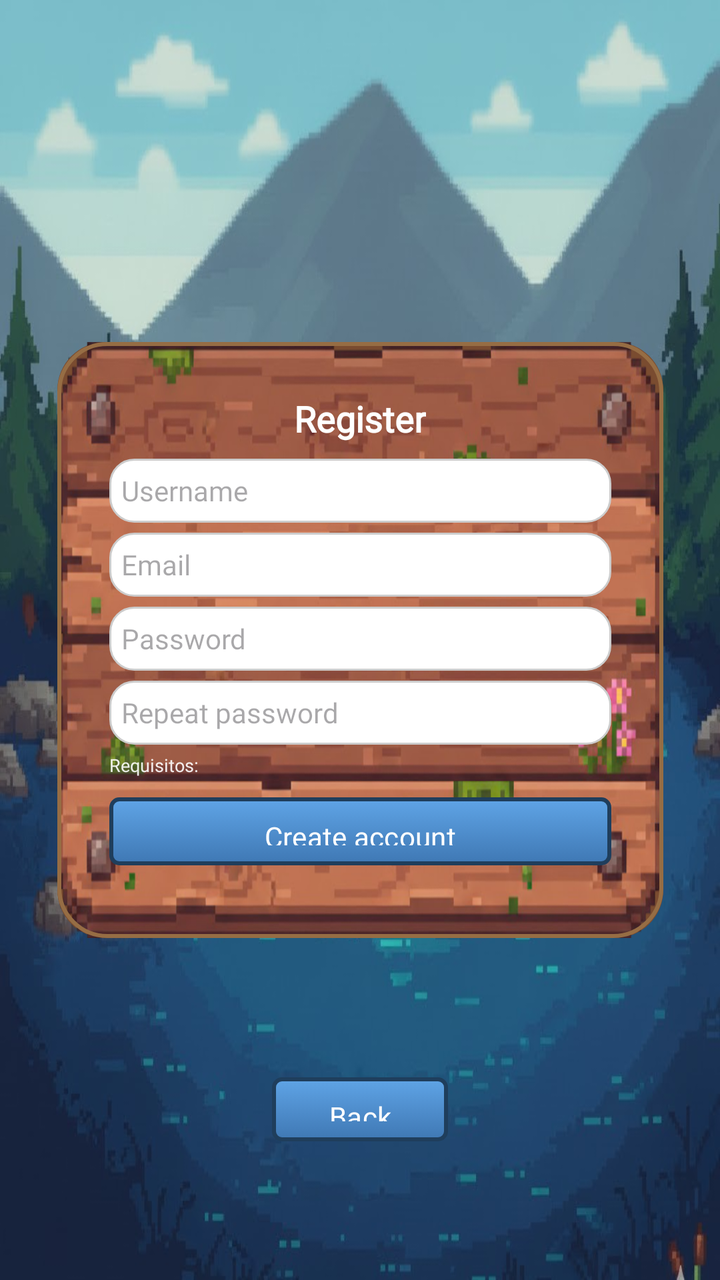
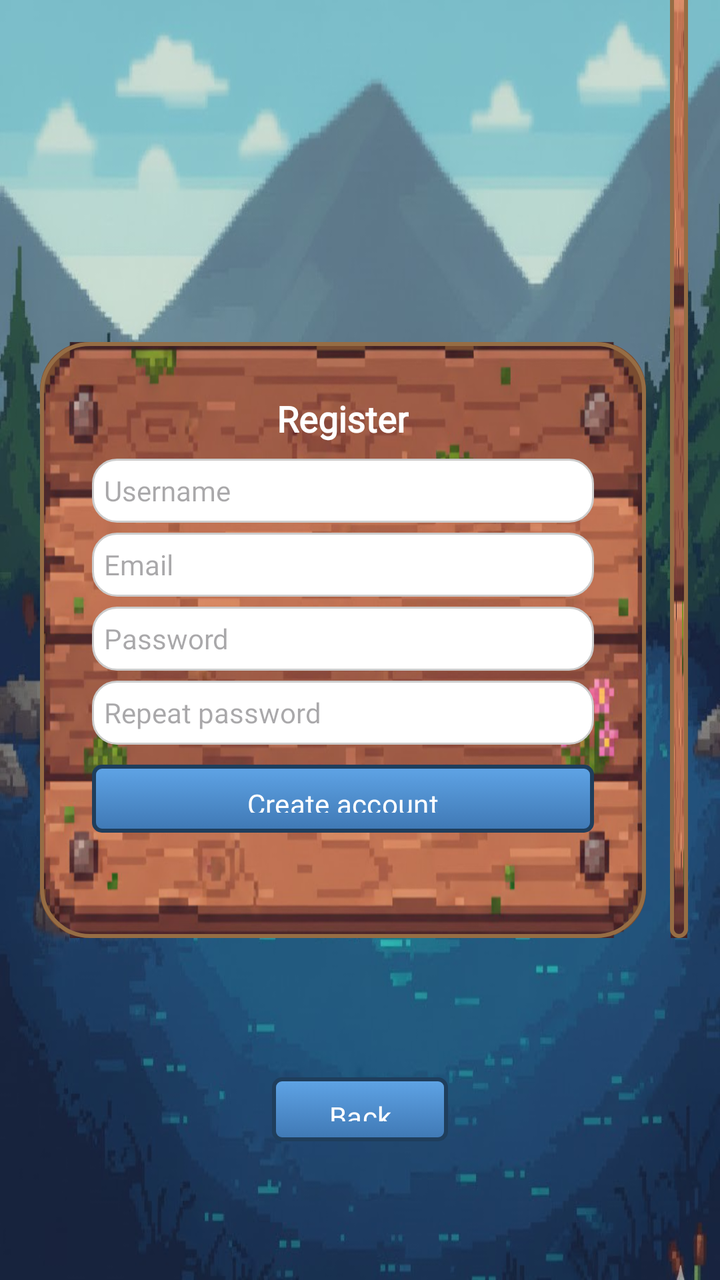

The first picture is an Android layout as it rendered before a commit; the second is the same layout after the commit. The layout source and the unified diff follow.
<!-- AndroidManifest.xml: application theme Theme.Android_Proyecto -->
<!-- res/layout/activity_register.xml -->
<?xml version="1.0" encoding="utf-8"?>
<androidx.constraintlayout.widget.ConstraintLayout xmlns:android="http://schemas.android.com/apk/res/android"
    xmlns:app="http://schemas.android.com/apk/res-auto"
    xmlns:tools="http://schemas.android.com/tools"
    android:layout_width="match_parent"
    android:layout_height="match_parent"
    android:background="@drawable/fondologin"
    android:backgroundTintMode="src_in">


    <FrameLayout
        android:id="@+id/frameLayout"
        android:layout_width="303dp"
        android:layout_height="298dp"
        android:background="@drawable/bg_login_card"
        app:layout_constraintBottom_toBottomOf="parent"
        app:layout_constraintEnd_toEndOf="parent"
        app:layout_constraintStart_toStartOf="parent"
        app:layout_constraintTop_toTopOf="parent">

        <LinearLayout
            android:layout_width="match_parent"
            android:layout_height="wrap_content"
            android:background="@android:color/transparent"
            android:orientation="vertical"
            android:padding="10dp">

            <TextView
                android:layout_width="wrap_content"
                android:layout_height="wrap_content"
                android:layout_gravity="center_horizontal"
                android:fontFamily="@font/pixel_font"
                android:paddingBottom="8dp"
                android:text="Register"
                android:textColor="#FFFFFF"
                android:textSize="18sp"
                android:textStyle="bold" />

            <EditText
                android:id="@+id/etUserReg"
                android:layout_width="match_parent"
                android:layout_height="32dp"
                android:background="@drawable/edittext_rounded"
                android:fontFamily="@font/pixel_font"
                android:hint="Username"
                android:inputType="textPersonName"
                android:padding="6dp"
                android:textSize="14sp" />

            <EditText
                android:id="@+id/etEmailReg"
                android:layout_width="match_parent"
                android:layout_height="32dp"
                android:layout_marginTop="5dp"
                android:background="@drawable/edittext_rounded"
                android:fontFamily="@font/pixel_font"
                android:hint="Email"
                android:inputType="textEmailAddress"
                android:padding="6dp"
                android:textSize="14sp" />

            <EditText
                android:id="@+id/etPassReg"
                android:layout_width="match_parent"
                android:layout_height="32dp"
                android:layout_marginTop="5dp"
                android:background="@drawable/edittext_rounded"
                android:fontFamily="@font/pixel_font"
                android:hint="Password"
                android:inputType="textPassword"
                android:padding="6dp"
                android:textSize="14sp" />

            <EditText
                android:id="@+id/etPassConfirmReg"
                android:layout_width="match_parent"
                android:layout_height="32dp"
                android:layout_marginTop="5dp"
                android:background="@drawable/edittext_rounded"
                android:fontFamily="@font/pixel_font"
                android:hint="Repeat password"
                android:inputType="textPassword"
                android:padding="6dp"
                android:textSize="14sp" />

            <TextView
                android:id="@+id/tvPasswordRequirements"
                android:layout_width="match_parent"
                android:layout_height="wrap_content"
                android:layout_marginTop="4dp"
                android:fontFamily="@font/pixel_font"
                android:textColor="@android:color/white"
                android:textSize="9sp"
                android:maxLines="2"
                android:ellipsize="end"
                android:alpha="0.9"
                android:text="Requisitos:" />

            <ProgressBar
                android:id="@+id/progressRegister"
                style="?android:attr/progressBarStyleSmall"
                android:layout_width="wrap_content"
                android:layout_height="wrap_content"
                android:layout_gravity="center_horizontal"
                android:layout_marginTop="3dp"
                android:visibility="gone" />

            <Button
                android:id="@+id/btnRegister"
                android:layout_width="match_parent"
                android:layout_height="34dp"
                android:layout_marginTop="10dp"
                android:background="@drawable/pixel_button_bg"
                android:fontFamily="@font/pixel_font"
                android:text="Create account"
                android:textAllCaps="false"
                android:textSize="14sp"
                app:backgroundTint="@null" />

            <TextView
                android:id="@+id/tvMsgRegister"
                android:layout_width="match_parent"
                android:layout_height="37dp"
                android:fontFamily="@font/pixel_font"
                android:paddingTop="3dp"
                android:textColor="@android:color/white"
                android:textSize="12sp" />
        </LinearLayout>

    </FrameLayout>

    <Button
        android:id="@+id/btnBack"
        android:layout_width="wrap_content"
        android:layout_height="32dp"
        android:background="@drawable/pixel_button_bg"
        android:fontFamily="@font/pixel_font"
        android:paddingLeft="12dp"
        android:paddingRight="12dp"
        android:text="Back"
        android:textAllCaps="false"
        android:textSize="14sp"
        app:backgroundTint="@null"
        app:layout_constraintBottom_toBottomOf="parent"
        app:layout_constraintEnd_toEndOf="parent"
        app:layout_constraintHorizontal_bias="0.5"
        app:layout_constraintStart_toStartOf="parent"
        app:layout_constraintTop_toBottomOf="@+id/frameLayout" />

</androidx.constraintlayout.widget.ConstraintLayout>
<!-- resources referenced by this layout -->
<resources>
  <!-- drawable bg_login_card (drawable) -->
  <?xml version="1.0" encoding="utf-8"?>
  <layer-list xmlns:android="http://schemas.android.com/apk/res/android">
  
      
      <item>
          <shape android:shape="rectangle">
              <corners android:radius="24dp" />
              <solid android:color="#7A4C30" />
          </shape>
      </item>
  
      
      <item>
          <bitmap
              android:src="@drawable/pixel_wood_bg"
              android:gravity="fill" />
      </item>
  
      
      <item>
          <shape android:shape="rectangle">
              <corners android:radius="24dp" />
              <stroke
                  android:width="2dp"
                  android:color="#966D44" />
          </shape>
      </item>
  
      
      <item
          android:bottom="4dp"
          android:left="4dp"
          android:right="4dp"
          android:top="4dp">
          <shape android:shape="rectangle">
              <corners android:radius="20dp" />
              <padding
                  android:left="16dp"
                  android:top="16dp"
                  android:right="16dp"
                  android:bottom="16dp" />
          </shape>
      </item>
  
  </layer-list>
  <!-- drawable edittext_rounded (drawable) -->
  <?xml version="1.0" encoding="utf-8"?>
  <shape xmlns:android="http://schemas.android.com/apk/res/android">
      <solid android:color="#FFFFFFFF" /> 
  
      <corners android:radius="12dp" />   
  
      <padding
          android:left="10dp"
          android:top="10dp"
          android:right="10dp"
          android:bottom="10dp" />
  
      <stroke
          android:width="1dp"
          android:color="#CCCCCC" />      
  </shape>
  <!-- drawable fondologin: jpg bitmap (drawable, 96286 bytes) -->
  <!-- drawable pixel_button_bg (drawable) -->
  <?xml version="1.0" encoding="utf-8"?>
  <selector xmlns:android="http://schemas.android.com/apk/res/android">
  
      <item android:state_pressed="true">
          <shape android:shape="rectangle">
              <corners android:radius="4dp"/>
              <solid android:color="#2D5A8C"/>
              <stroke android:width="2dp" android:color="#1F3E5C"/>
          </shape>
      </item>
  
      <item>
          <shape android:shape="rectangle">
              <corners android:radius="4dp"/>
              <stroke android:width="2dp" android:color="#1F3E5C"/>
              <gradient
                  android:angle="270"
                  android:startColor="#5FA4E6"  android:endColor="#3F78B4"    android:type="linear"/>
          </shape>
      </item>
  </selector>
  <style name="Theme.Android_Proyecto" parent="Base.Theme.Android_Proyecto" />
  <!-- drawable pixel_wood_bg: png bitmap (drawable, 414177 bytes) -->
  <style name="Base.Theme.Android_Proyecto" parent="Theme.Material3.DayNight.NoActionBar">
          
          
      </style>
</resources>

<!-- the commit's change to res/layout/activity_register.xml (unified diff, before → after) -->
@@ -4,9 +4,7 @@
     xmlns:tools="http://schemas.android.com/tools"
     android:layout_width="match_parent"
     android:layout_height="match_parent"
-    android:background="@drawable/fondologin"
-    android:backgroundTintMode="src_in">
-
+    android:background="@drawable/fondologin">
 
     <FrameLayout
         android:id="@+id/frameLayout"
@@ -15,6 +13,7 @@
         android:background="@drawable/bg_login_card"
         app:layout_constraintBottom_toBottomOf="parent"
         app:layout_constraintEnd_toEndOf="parent"
+        app:layout_constraintHorizontal_bias="0.35"
         app:layout_constraintStart_toStartOf="parent"
         app:layout_constraintTop_toTopOf="parent">
 
@@ -83,26 +82,13 @@
                 android:padding="6dp"
                 android:textSize="14sp" />
 
-            <TextView
-                android:id="@+id/tvPasswordRequirements"
-                android:layout_width="match_parent"
-                android:layout_height="wrap_content"
-                android:layout_marginTop="4dp"
-                android:fontFamily="@font/pixel_font"
-                android:textColor="@android:color/white"
-                android:textSize="9sp"
-                android:maxLines="2"
-                android:ellipsize="end"
-                android:alpha="0.9"
-                android:text="Requisitos:" />
-
             <ProgressBar
                 android:id="@+id/progressRegister"
                 style="?android:attr/progressBarStyleSmall"
                 android:layout_width="wrap_content"
                 android:layout_height="wrap_content"
                 android:layout_gravity="center_horizontal"
-                android:layout_marginTop="3dp"
+                android:layout_marginTop="6dp"
                 android:visibility="gone" />
 
             <Button
@@ -128,6 +114,95 @@
         </LinearLayout>
 
     </FrameLayout>
+
+    
+
+    <androidx.constraintlayout.widget.ConstraintLayout
+        android:id="@+id/requirementsPanel"
+        android:layout_width="0dp"
+        android:layout_height="wrap_content"
+        android:layout_marginStart="12dp"
+        android:layout_marginEnd="16dp"
+        android:background="@drawable/bg_login_card"
+        android:padding="10dp"
+        app:layout_constraintBottom_toBottomOf="@+id/frameLayout"
+        app:layout_constraintEnd_toEndOf="parent"
+        app:layout_constraintHorizontal_bias="0.0"
+        app:layout_constraintStart_toEndOf="@id/frameLayout">
+
+        <TextView
+            android:id="@+id/tvReqTitle"
+            android:layout_width="0dp"
+            android:layout_height="wrap_content"
+            android:fontFamily="@font/pixel_font"
+            android:text="Requirements"
+            android:textColor="@android:color/white"
+            android:textSize="14sp"
+            android:textStyle="bold"
+            app:layout_constraintEnd_toEndOf="parent"
+            app:layout_constraintStart_toStartOf="parent"
+            app:layout_constraintTop_toTopOf="parent" />
+
+        <LinearLayout
+            android:layout_width="0dp"
+            android:layout_height="wrap_content"
+            android:layout_marginTop="8dp"
+            android:orientation="vertical"
+            app:layout_constraintEnd_toEndOf="parent"
+            app:layout_constraintStart_toStartOf="parent"
+            app:layout_constraintTop_toBottomOf="@id/tvReqTitle">
+
+            <TextView
+                android:id="@+id/tvReqLen"
+                android:layout_width="wrap_content"
+                android:layout_height="wrap_content"
+                android:layout_marginBottom="6dp"
+                android:fontFamily="@font/pixel_font"
+                android:text="❌ At least 6 characters"
+                android:textColor="@android:color/white"
+                android:textSize="10sp" />
+
+            <TextView
+                android:id="@+id/tvReqLetter"
+                android:layout_width="wrap_content"
+                android:layout_height="wrap_content"
+                android:layout_marginBottom="6dp"
+                android:fontFamily="@font/pixel_font"
+                android:text="❌ Contains a letter"
+                android:textColor="@android:color/white"
+                android:textSize="10sp" />
+
+            <TextView
+                android:id="@+id/tvReqNumber"
+                android:layout_width="wrap_content"
+                android:layout_height="wrap_content"
+                android:layout_marginBottom="6dp"
+                android:fontFamily="@font/pixel_font"
+                android:text="❌ Contains a number"
+                android:textColor="@android:color/white"
+                android:textSize="10sp" />
+
+            <TextView
+                android:id="@+id/tvReqSpecial"
+                android:layout_width="wrap_content"
+                android:layout_height="wrap_content"
+                android:layout_marginBottom="6dp"
+                android:fontFamily="@font/pixel_font"
+                android:text="❌ Contains a symbol"
+                android:textColor="@android:color/white"
+                android:textSize="10sp" />
+
+            <TextView
+                android:id="@+id/tvReqMatch"
+                android:layout_width="wrap_content"
+                android:layout_height="wrap_content"
+                android:fontFamily="@font/pixel_font"
+                android:text="❌ Passwords match"
+                android:textColor="@android:color/white"
+                android:textSize="10sp" />
+        </LinearLayout>
+
+    </androidx.constraintlayout.widget.ConstraintLayout>
 
     <Button
         android:id="@+id/btnBack"
